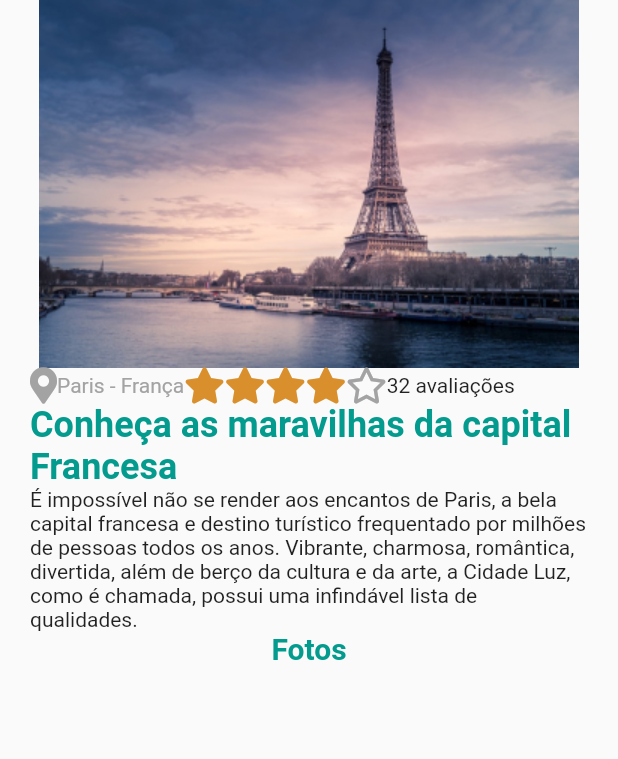
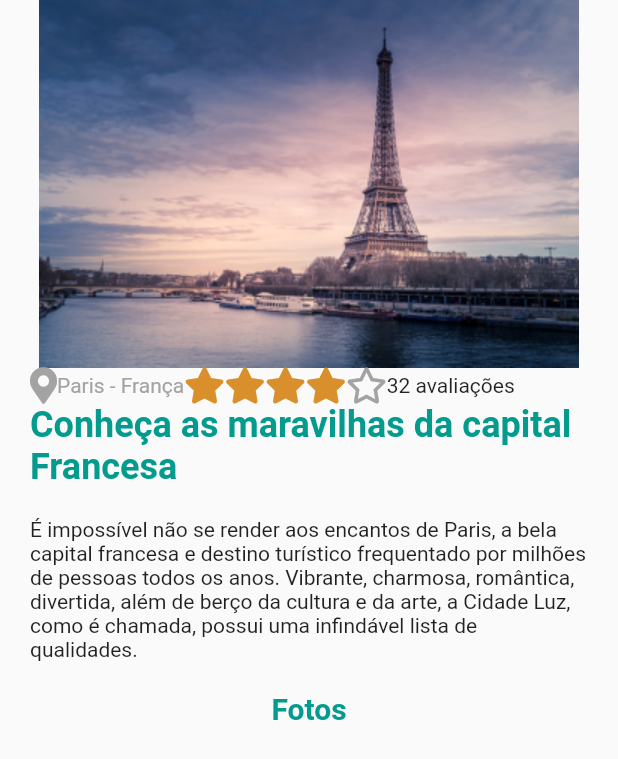
Before and after one commit to stevenarancic/trip_advisor, a Flutter app: the screen it shows after launch, on a phone screen of 412 x 824 dp. Shown: the top 759 px of the screen. Run offline on Flutter 3.47's test engine with Material 2 defaults, Android fonts, the phone set to English and light mode, and no system bars; our stand-ins replace font_awesome_flutter.

Commit message:
Update home.dart

```diff
--- a/lib/screens/home/home.dart
+++ b/lib/screens/home/home.dart
@@ -38,8 +38,11 @@ class Home extends StatelessWidget {
                   fontWeight: FontWeight.bold,
                 ),
               ),
-              Text(
-                "É impossível não se render aos encantos de Paris, a bela capital francesa e destino turístico frequentado por milhões de pessoas todos os anos. Vibrante, charmosa, romântica, divertida, além de berço da cultura e da arte, a Cidade Luz, como é chamada, possui uma infindável lista de qualidades.",
+              Padding(
+                padding: const EdgeInsets.symmetric(vertical: 20.0),
+                child: Text(
+                  "É impossível não se render aos encantos de Paris, a bela capital francesa e destino turístico frequentado por milhões de pessoas todos os anos. Vibrante, charmosa, romântica, divertida, além de berço da cultura e da arte, a Cidade Luz, como é chamada, possui uma infindável lista de qualidades.",
+                ),
               ),
               Text(
                 "Fotos",
```
